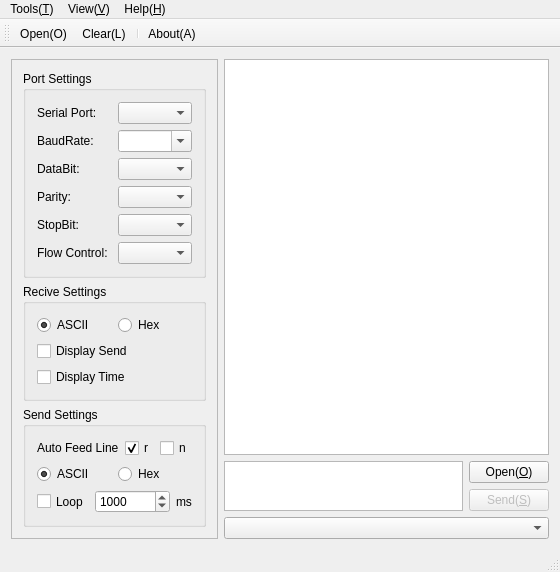
Before: the Qt Designer form MainWindow.ui in KangLin/SerialPortAssistant, drawn with Qt 5.
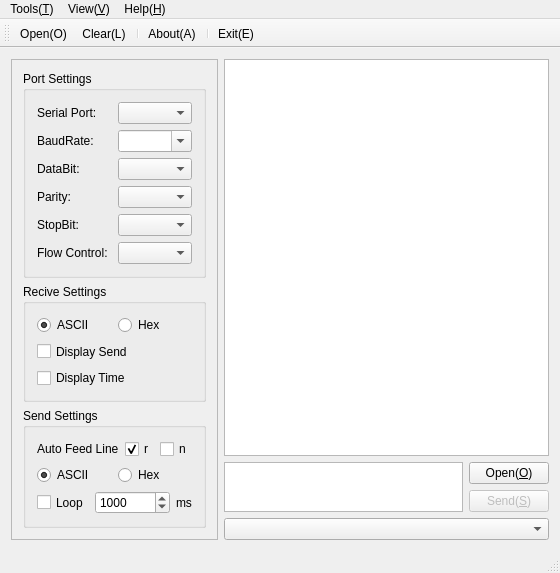
After: the same form once the commit is applied. Icons and pictures are not drawn.

```diff
--- a/MainWindow.ui
+++ b/MainWindow.ui
@@ -7,7 +7,7 @@
     <x>0</x>
     <y>0</y>
     <width>560</width>
-    <height>551</height>
+    <height>573</height>
    </rect>
   </property>
   <property name="sizePolicy">
@@ -539,6 +539,8 @@
    <addaction name="actionClear"/>
    <addaction name="separator"/>
    <addaction name="actionAbout_A"/>
+   <addaction name="separator"/>
+   <addaction name="actionExit"/>
   </widget>
   <action name="actionOpen">
    <property name="icon">
```
